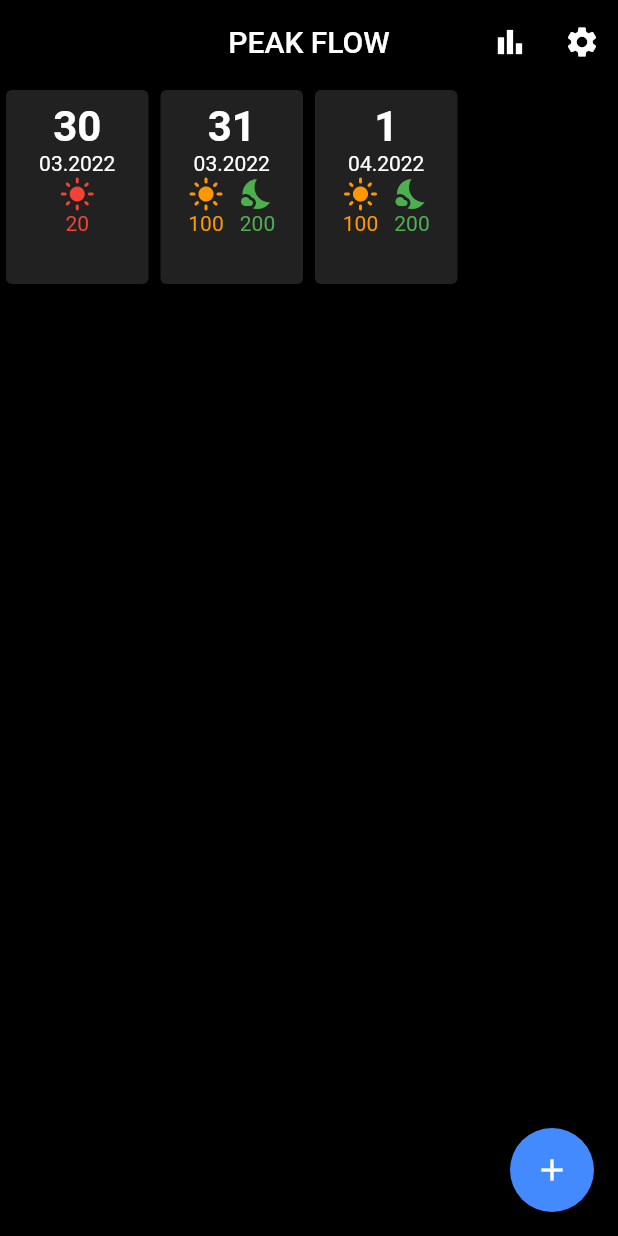
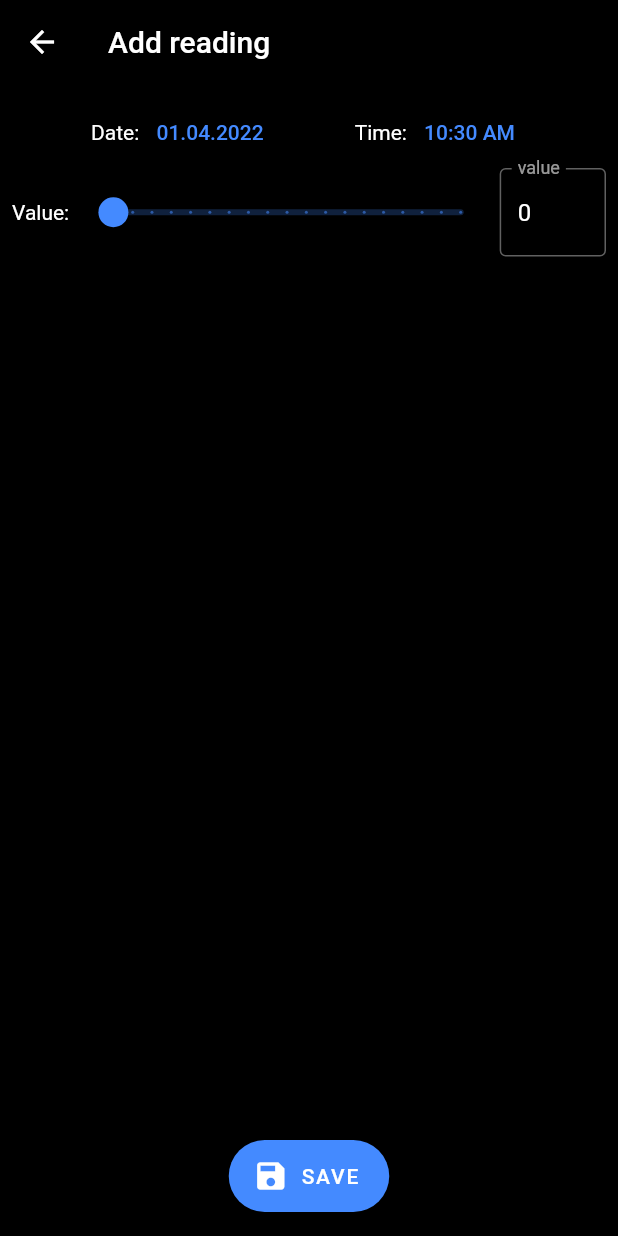
Before and after one commit to joscha0/peakflow, a Flutter app: the screen it shows after launch, after a tap on the "add" icon, on a phone screen of 412 x 824 dp. Run offline on Flutter 3.47's test engine with Material 2 defaults, Android fonts, the phone set to English and light mode, and no system bars; our stand-ins replace hooks_riverpod.

Commit message:
add add view

```diff
--- a/lib/app.dart
+++ b/lib/app.dart
@@ -9,9 +9,11 @@ class App extends StatelessWidget {
     return MaterialApp(
       home: const HomeView(),
       darkTheme: ThemeData(
+        scaffoldBackgroundColor: Colors.black,
+        appBarTheme: AppBarTheme(backgroundColor: Colors.black),
         colorScheme: ColorScheme(
           brightness: Brightness.dark,
-          primary: Colors.black,
+          primary: Colors.blueAccent,
           onPrimary: Colors.white,
           secondary: Colors.blueAccent,
           onSecondary: Colors.white,
--- /dev/null
+++ b/lib/views/add_view.dart
@@ -0,0 +1,129 @@
+import 'package:flutter/material.dart';
+import 'package:hooks_riverpod/hooks_riverpod.dart';
+import 'package:intl/intl.dart';
+
+class AddView extends StatefulHookConsumerWidget {
+  const AddView({Key? key}) : super(key: key);
+
+  @override
+  ConsumerState<ConsumerStatefulWidget> createState() => _AddViewState();
+}
+
+class _AddViewState extends ConsumerState<AddView> {
+  final _formKey = GlobalKey<FormState>();
+
+  DateTime date = DateTime.now();
+  TimeOfDay time = TimeOfDay.now();
+  double sliderValue = 0;
+  final valueController = TextEditingController(text: "0");
+
+  void pickDate(BuildContext context) async {
+    date = await showDatePicker(
+            context: context,
+            initialDate: DateTime.now(),
+            firstDate: DateTime.now().add(const Duration(days: -100)),
+            lastDate: DateTime.now()) ??
+        DateTime.now();
+
+    setState(() {});
+  }
+
+  void pickTime(BuildContext context) {
+    showTimePicker(context: context, initialTime: TimeOfDay.now());
+  }
+
+  @override
+  Widget build(BuildContext context) {
+    return Scaffold(
+      appBar: AppBar(
+        title: const Text("Add reading"),
+      ),
+      body: Form(
+        key: _formKey,
+        child: Padding(
+          padding: const EdgeInsets.all(8.0),
+          child: Column(
+            children: [
+              Row(
+                mainAxisAlignment: MainAxisAlignment.spaceEvenly,
+                children: [
+                  Row(
+                    children: [
+                      const Text("Date: "),
+                      TextButton(
+                          onPressed: () {
+                            pickDate(context);
+                          },
+                          child: Text(DateFormat("dd.MM.yyyy").format(date))),
+                    ],
+                  ),
+                  Row(
+                    children: [
+                      const Text("Time: "),
+                      TextButton(
+                          onPressed: () {
+                            pickDate(context);
+                          },
+                          child: Text(time.format(context))),
+                    ],
+                  )
+                ],
+              ),
+              Row(
+                children: [
+                  const Text("Value: "),
+                  Flexible(
+                    flex: 4,
+                    child: Slider(
+                      value: sliderValue,
+                      max: 900,
+                      divisions: 18,
+                      label: sliderValue.round().toString(),
+                      onChanged: (double value) {
+                        setState(() {
+                          sliderValue = value;
+                          valueController.text = value.round().toString();
+                        });
+                      },
+                    ),
+                  ),
+                  Flexible(
+                    child: TextFormField(
+                      controller: valueController,
+                      keyboardType: TextInputType.number,
+                      onChanged: (value) {
+                        String newValue =
+                            value.replaceAll(",", "").replaceAll(".", "");
+
+                        setState(() {
+                          if (newValue.isNotEmpty) {
+                            double newSliderValue = double.parse(newValue);
+                            if (newSliderValue > 0 && newSliderValue < 900) {
+                              sliderValue = newSliderValue;
+                            }
+                          }
+                          valueController.text = newValue;
+                        });
+                      },
+                      decoration: const InputDecoration(
+                        labelText: "value",
+                        hintText: "123",
+                        border: OutlineInputBorder(),
+                      ),
+                    ),
+                  ),
+                ],
+              )
+            ],
+          ),
+        ),
+      ),
+      floatingActionButtonLocation: FloatingActionButtonLocation.centerFloat,
+      floatingActionButton: FloatingActionButton.extended(
+        onPressed: () {},
+        label: const Text("SAVE"),
+        icon: const Icon(Icons.save),
+      ),
+    );
+  }
+}
--- a/lib/views/home_view.dart
+++ b/lib/views/home_view.dart
@@ -1,5 +1,7 @@
 import 'package:flutter/material.dart';
 import 'package:hooks_riverpod/hooks_riverpod.dart';
+import 'package:peakflow/db/day_entries_provider.dart';
+import 'package:peakflow/views/add_view.dart';
 import 'package:peakflow/widgets/date_widget.dart';
 
 class HomeView extends HookConsumerWidget {
@@ -7,11 +9,8 @@ class HomeView extends HookConsumerWidget {
   @override
   Widget build(BuildContext context, WidgetRef ref) {
     return Scaffold(
-      backgroundColor: Colors.black,
       appBar: AppBar(
-        elevation: 0,
         centerTitle: true,
-        backgroundColor: Colors.black,
         title: const Text("PEAK FLOW"),
         actions: [
           IconButton(onPressed: () {}, icon: const Icon(Icons.bar_chart)),
@@ -43,7 +42,10 @@ class HomeView extends HookConsumerWidget {
             ),
           ]),
       floatingActionButton: FloatingActionButton(
-        onPressed: () {},
+        onPressed: () {
+          Navigator.of(context)
+              .push(MaterialPageRoute(builder: (_) => const AddView()));
+        },
         child: const Icon(Icons.add),
       ),
     );
```
